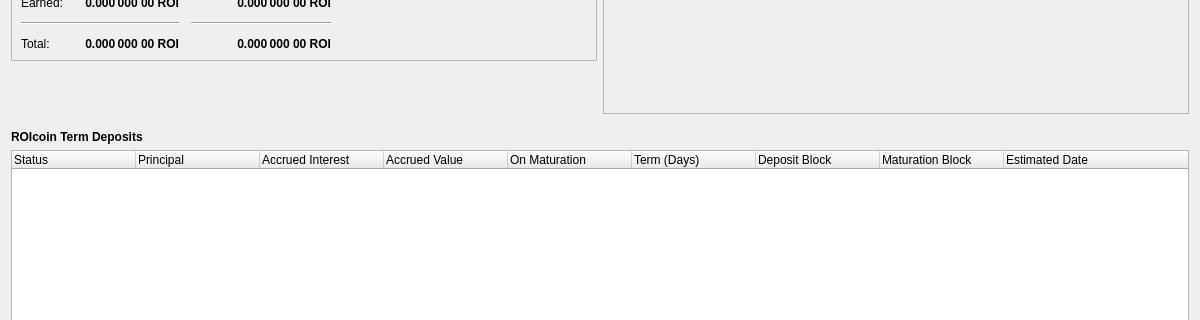
Old version of the form src/qt/forms/overviewpage.ui in the repository ROIcoin/ROIcoin; both pictures show x 0 to 1200 and y 149 to 469 of the 1200 by 700 pixel window.
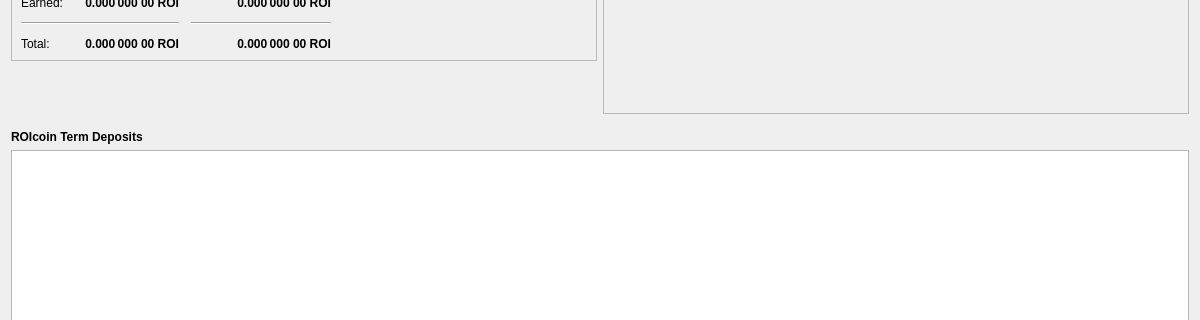
New version of the form. Icons and pictures are not drawn.

Commit message: Rebuild of deposit table

The edit to the form file:
```diff
--- a/src/qt/forms/overviewpage.ui
+++ b/src/qt/forms/overviewpage.ui
@@ -541,7 +541,7 @@
     </widget>
    </item>
    <item>
-    <widget class="QTableWidget" name="ROITable">
+    <widget class="QTableView" name="ROITable">
      <property name="enabled">
       <bool>true</bool>
      </property>
@@ -551,84 +551,18 @@
      <property name="alternatingRowColors">
       <bool>true</bool>
      </property>
+     <property name="showGrid">
+      <bool>true</bool>
+     </property>
+     <property name="sortingEnabled">
+      <bool>true</bool>
+     </property>
      <attribute name="horizontalHeaderDefaultSectionSize">
       <number>124</number>
      </attribute>
      <attribute name="horizontalHeaderStretchLastSection">
        <bool>true</bool>
      </attribute>
-     <column>
-      <property name="text">
-       <string>Status</string>
-      </property>
-      <property name="textAlignment">
-       <set>AlignLeft|AlignVCenter</set>
-      </property>
-     </column>
-     <column>
-      <property name="text">
-       <string>Principal</string>
-      </property>
-      <property name="textAlignment">
-       <set>AlignLeft|AlignVCenter</set>
-      </property>
-     </column>
-     <column>
-      <property name="text">
-       <string>Accrued Interest</string>
-      </property>
-      <property name="textAlignment">
-       <set>AlignLeft|AlignVCenter</set>
-      </property>
-     </column>
-     <column>
-      <property name="text">
-       <string>Accrued Value</string>
-      </property>
-      <property name="textAlignment">
-       <set>AlignLeft|AlignVCenter</set>
-      </property>
-     </column>
-     <column>
-      <property name="text">
-       <string>On Maturation</string>
-      </property>
-      <property name="textAlignment">
-       <set>AlignLeft|AlignVCenter</set>
-      </property>
-     </column>
-     <column>
-      <property name="text">
-       <string>Term (Days)</string>
-      </property>
-      <property name="textAlignment">
-       <set>AlignLeft|AlignVCenter</set>
-      </property>
-     </column>
-     <column>
-      <property name="text">
-       <string>Deposit Block</string>
-      </property>
-      <property name="textAlignment">
-       <set>AlignLeft|AlignVCenter</set>
-      </property>
-     </column>
-     <column>
-      <property name="text">
-       <string>Maturation Block</string>
-      </property>
-      <property name="textAlignment">
-       <set>AlignLeft|AlignVCenter</set>
-      </property>
-     </column>
-     <column>
-      <property name="text">
-       <string>Estimated Date</string>
-      </property>
-      <property name="textAlignment">
-       <set>AlignLeft|AlignVCenter</set>
-      </property>
-     </column>
     </widget>
    </item>
    <item>
```
Left out of the diff: 10 changed lines with no effect on the pictures. The commit also changes 6 other files.
